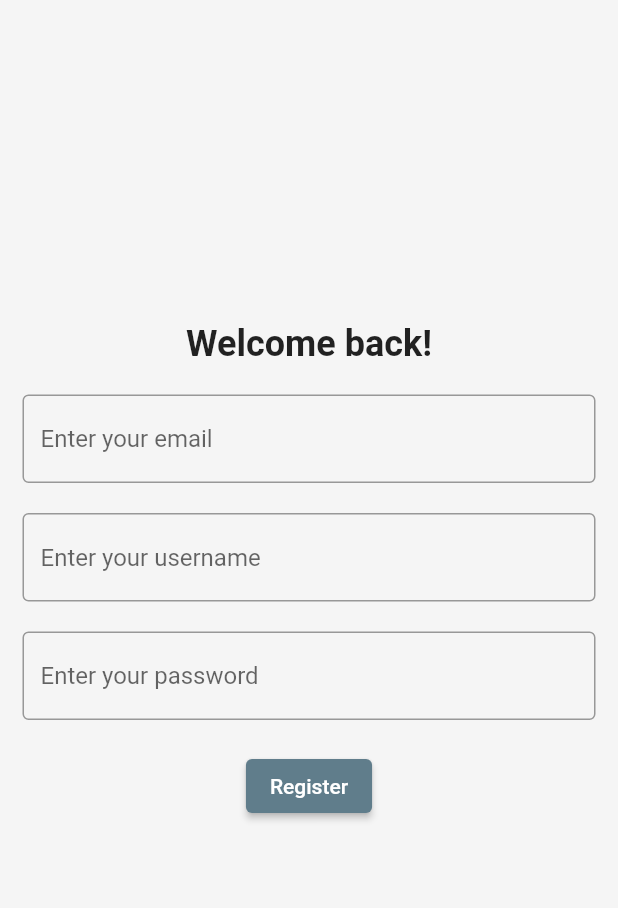
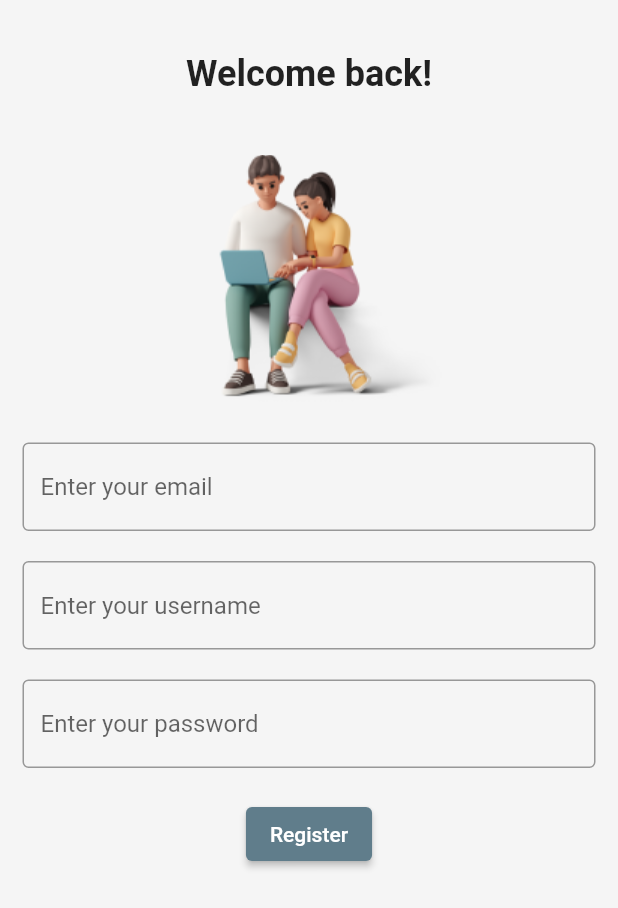
Before and after one commit to eliotfgn/blog_app, a Flutter app: the screen it shows after launch, on a phone screen of 412 x 824 dp. Shown: the top 908 px of the screen. Run offline on Flutter 3.47's test engine with Material 2 defaults, Android fonts, the phone set to English and light mode, and no system bars; our stand-ins replace dio, flutter_spinkit, fluttertoast.

Commit message:
register page image

```diff
--- a/lib/screens/register_screen.dart
+++ b/lib/screens/register_screen.dart
@@ -50,11 +50,12 @@ class _RegisterScreenState extends State<RegisterScreen> {
       backgroundColor: const Color(0xfff5f5f5),
       body: Padding(
         padding: const EdgeInsets.all(15),
+        child: SafeArea(
           child: SingleChildScrollView(
             child: Column(
               children: [
                 const SizedBox(
-                height: 200,
+                  height: 20,
                 ),
                 const Text(
                   "Welcome back!",
@@ -62,6 +63,13 @@ class _RegisterScreenState extends State<RegisterScreen> {
                     fontWeight: FontWeight.bold,
                     fontSize: 24,
                   ),
+                ),
+                const SizedBox(
+                  height: 40,
+                ),
+                Container(
+                  margin: const EdgeInsets.only(left: 30),
+                  child: Image.asset("assets/images/register-page-image.png"),
                 ),
                 const SizedBox(
                   height: 20,
@@ -130,6 +138,7 @@ class _RegisterScreenState extends State<RegisterScreen> {
             ),
           ),
         ),
+      ),
     );
   }
 }
--- a/pubspec.yaml
+++ b/pubspec.yaml
@@ -61,10 +61,8 @@ flutter:
   # the material Icons class.
   uses-material-design: true
 
-  # To add assets to your application, add an assets section, like this:
-  # assets:
-  #   - images/a_dot_burr.jpeg
-  #   - images/a_dot_ham.jpeg
+  assets:
+    - assets/images/register-page-image.png
 
   # An image asset can refer to one or more resolution-specific "variants", see
   # https://flutter.dev/assets-and-images/#resolution-aware
```
Lines whose indentation alone changed are shown as unchanged.
